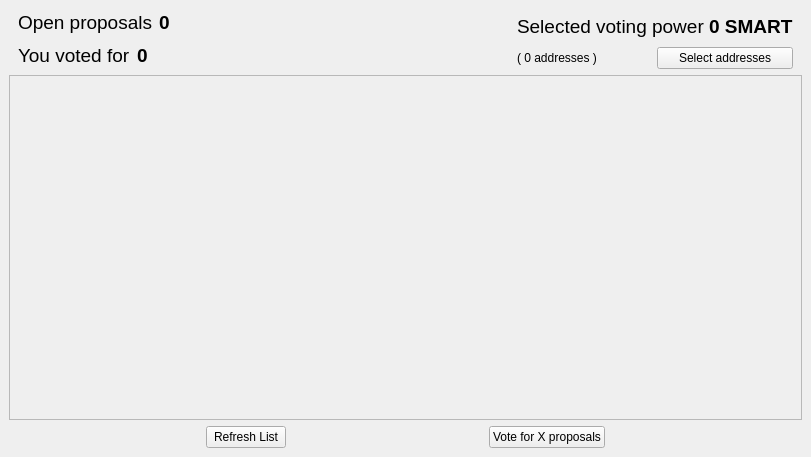
Before: the Qt Designer form src/qt/forms/smartvoting.ui in SmartCash/Core-Smart, drawn with Qt 5.
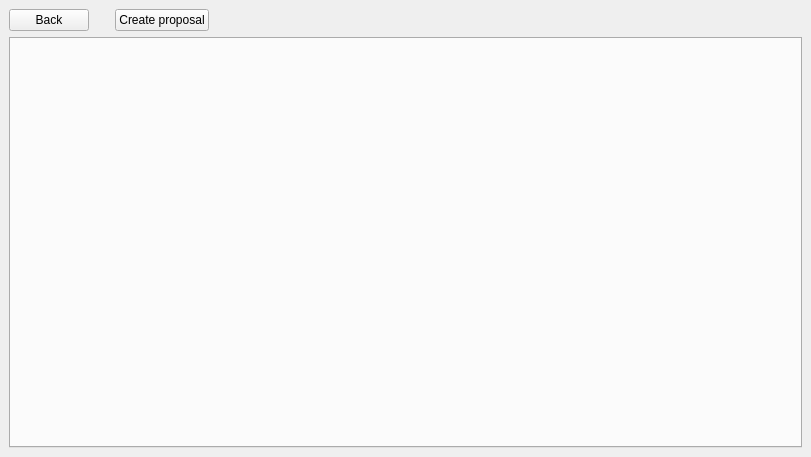
After: the same form once the commit is applied.

Commit message: [VOTING] First version of the proposal create UI + Base Proposal classes

```diff
--- a/src/qt/forms/smartvoting.ui
+++ b/src/qt/forms/smartvoting.ui
@@ -35,10 +35,65 @@
       </size>
      </property>
      <property name="currentIndex">
-      <number>2</number>
+      <number>0</number>
      </property>
-     <widget class="QWidget" name="page">
-      <layout class="QVBoxLayout" name="verticalLayout_3"/>
+     <widget class="QWidget" name="generatePage">
+      <layout class="QVBoxLayout" name="verticalLayout_3">
+       <item>
+        <layout class="QHBoxLayout" name="horizontalLayout_4">
+         <item>
+          <widget class="QPushButton" name="backButton">
+           <property name="text">
+            <string>Back</string>
+           </property>
+          </widget>
+         </item>
+         <item>
+          <spacer name="horizontalSpacer_6">
+           <property name="orientation">
+            <enum>Qt::Horizontal</enum>
+           </property>
+           <property name="sizeType">
+            <enum>QSizePolicy::Maximum</enum>
+           </property>
+           <property name="sizeHint" stdset="0">
+            <size>
+             <width>20</width>
+             <height>20</height>
+            </size>
+           </property>
+          </spacer>
+         </item>
+         <item>
+          <widget class="QPushButton" name="createProposalButton">
+           <property name="text">
+            <string>Create proposal</string>
+           </property>
+          </widget>
+         </item>
+         <item>
+          <spacer name="horizontalSpacer_2">
+           <property name="orientation">
+            <enum>Qt::Horizontal</enum>
+           </property>
+           <property name="sizeHint" stdset="0">
+            <size>
+             <width>40</width>
+             <height>20</height>
+            </size>
+           </property>
+          </spacer>
+         </item>
+        </layout>
+       </item>
+       <item>
+        <widget class="QTabWidget" name="proposalTabs">
+         <property name="currentIndex">
+          <number>-1</number>
+         </property>
+        </widget>
+       </item>
+      </layout>
      </widget>
      <widget class="QWidget" name="loadingPage">
       <layout class="QVBoxLayout" name="verticalLayout_7"/>
@@ -236,6 +291,26 @@
        </item>
        <item>
         <layout class="QHBoxLayout" name="horizontalLayout_2">
+         <item>
+          <spacer name="horizontalSpacer">
+           <property name="orientation">
+            <enum>Qt::Horizontal</enum>
+           </property>
+           <property name="sizeHint" stdset="0">
+            <size>
+             <width>40</width>
+             <height>20</height>
+            </size>
+           </property>
+          </spacer>
+         </item>
+         <item>
+          <widget class="QPushButton" name="manageProposalsButton">
+           <property name="text">
+            <string>Manage your proposals</string>
+           </property>
+          </widget>
+         </item>
          <item>
           <spacer name="horizontalSpacer_3">
            <property name="orientation">
```
Left out of the diff: 8 changed lines with no effect on the pictures. The commit also changes 33 other files.
